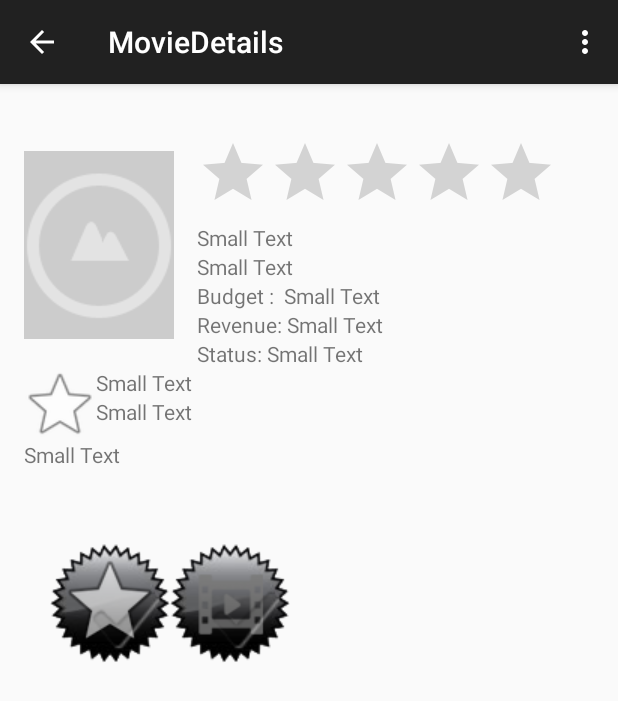
After one commit to AcadGildAcademy/AN-2015FEB05-Ankit-Manglik, an Android app: the MovieDetails screen opened directly, with no data from a screen before it, on a phone screen of 412 x 824 dp. The commit adds this screen. Shown: the top 701 px of the screen. Run offline under Robolectric (Android 15) with nearby library versions, the phone set to English and light mode, and no system bars; 1 statement that could not run was skipped.

Commit message:
Updated for Movie Details

```diff
--- a/AMDB/app/src/main/java/com/afewsomethings/amdb/MainActivity.java
+++ b/AMDB/app/src/main/java/com/afewsomethings/amdb/MainActivity.java
@@ -1,6 +1,7 @@
 package com.afewsomethings.amdb;
 
 import android.app.ProgressDialog;
+import android.content.Intent;
 import android.os.AsyncTask;
 import android.support.v7.app.ActionBarActivity;
 import android.os.Bundle;
@@ -75,6 +76,8 @@ public class MainActivity extends ActionBarActivity {
                 MoviesDB pos = all_movies.get(position);
                 String movieName = pos.getMname();
                 Toast.makeText(getApplicationContext(), movieName, Toast.LENGTH_SHORT).show();
+                Intent intent = new Intent(MainActivity.this,MovieDetails.class);
+                startActivity(intent);
             }
         });
 
--- /dev/null
+++ b/AMDB/app/src/main/java/com/afewsomethings/amdb/MovieDetails.java
@@ -0,0 +1,122 @@
+package com.afewsomethings.amdb;
+
+import android.app.ProgressDialog;
+import android.os.AsyncTask;
+import android.support.v7.app.ActionBarActivity;
+import android.os.Bundle;
+import android.util.Log;
+import android.view.Menu;
+import android.view.MenuItem;
+import android.widget.TextView;
+
+import org.json.JSONException;
+import org.json.JSONObject;
+
+
+public class MovieDetails extends ActionBarActivity {
+    private ProgressDialog pDialog;
+    public final static int GET = 1;
+    private static final String TAG_RESULT = "results";
+    private static final String TAG_TITLE = "original_title";
+    private static final String TAG_ID = "id";
+    private static final String TAG_RELEASEDT = "release_date";
+    private static final String TAG_RATING_AVG= "vote_average";
+    private static final String TAG_POSTER_PATH= "poster_path";
+    TextView movieName,movieRelease,movieRevenue,movieTagline,movieBudget,movieStatus;
+    JSONObject moviesDetails = null;
+    MovieDetailsDB movieD;
+    private static String urlUpcoming =
+            "http://api.themoviedb.org/3/movie/76170?api_key=8496be0b2149805afa458ab8ec27560c";
+    @Override
+    protected void onCreate(Bundle savedInstanceState) {
+        super.onCreate(savedInstanceState);
+        setContentView(R.layout.activity_movie_details);
+        getActionBar();
+        new GetMovies().execute(urlUpcoming);
+        movieName = (TextView)findViewById(R.id.tv_movieNameD);
+        movieName.setText(movieD.getMname());
+
+
+    }
+
+
+    @Override
+    public boolean onCreateOptionsMenu(Menu menu) {
+        // Inflate the menu; this adds items to the action bar if it is present.
+        getMenuInflater().inflate(R.menu.menu_movie_details, menu);
+        return true;
+    }
+
+    @Override
+    public boolean onOptionsItemSelected(MenuItem item) {
+        // Handle action bar item clicks here. The action bar will
+        // automatically handle clicks on the Home/Up button, so long
+        // as you specify a parent activity in AndroidManifest.xml.
+        int id = item.getItemId();
+
+        //noinspection SimplifiableIfStatement
+        if (id == R.id.action_settings) {
+            return true;
+        }
+
+        return super.onOptionsItemSelected(item);
+    }
+
+    private class GetMovies extends AsyncTask<String, Void, Void> {
+
+        @Override
+        protected void onPreExecute() {
+            super.onPreExecute();
+            // Showing progress dialog
+            pDialog = new ProgressDialog(MovieDetails.this);
+            pDialog.setMessage("Please wait...");
+            pDialog.setCancelable(false);
+            pDialog.show();
+
+        }
+
+        protected Void doInBackground(String... arg0) {
+            // Creating service handler class instance
+            HandleJSON sh = new HandleJSON();
+
+            // Making a request to url and getting response
+            String jsonStr = sh.makeServiceCall(arg0[0], HandleJSON.GET);
+
+            Log.d("Response: ", "> " + jsonStr);
+
+            if (jsonStr != null) {
+                try {
+                    moviesDetails = new JSONObject(jsonStr);
+
+                        String id = moviesDetails.getString(TAG_ID);
+                        String name = moviesDetails.getString(TAG_TITLE);
+                        String releaseDate = moviesDetails.getString(TAG_RELEASEDT);
+                        String rating = moviesDetails.getString(TAG_RATING_AVG);
+                        String posterPath = moviesDetails.getString(TAG_POSTER_PATH);
+                        movieD = new MovieDetailsDB();
+
+                        movieD.setmId(id);
+                        movieD.setMname(name);
+                        movieD.setMreleasedate(releaseDate);
+                        movieD.setMvoteavg(rating);
+                        movieD.setMposterpath(posterPath);
+                    } catch (JSONException e) {
+                    e.printStackTrace();
+                }
+
+            } else {
+                Log.e("ServiceHandler", "Couldn't get any data from the url");
+            }
+            return null;
+        }
+        @Override
+        protected void onPostExecute(Void aVoid) {
+            super.onPostExecute(aVoid);
+            pDialog.cancel();
+
+
+        }
+
+
+    }
+}
--- /dev/null
+++ b/AMDB/app/src/main/java/com/afewsomethings/amdb/MovieDetailsDB.java
@@ -0,0 +1,97 @@
+package com.afewsomethings.amdb;
+
+/**
+ * Created by ankit on 12-05-2015.
+ */
+public class MovieDetailsDB {
+    String mname,mreleasedate,mvoteavg,mposterpath,mId,mtagLine,moverView,mrevenue,mStatus;
+
+
+    public MovieDetailsDB(){}
+
+    public MovieDetailsDB(String mId,String mname, String mreleasedate,
+                          String mvoteavg, String mposterpath,String mtagLine,String moverView, String mrevenue,
+    String mStatus){
+        this.mId=mId;
+        this.mname=mname;
+        this.mreleasedate=mreleasedate;
+        this.mvoteavg=mvoteavg;
+        this.mposterpath=mposterpath;
+        this.mtagLine=mtagLine;
+        this.moverView=moverView;
+        this.mrevenue=mrevenue;
+
+    }
+
+    public String getMname() {
+        return mname;
+    }
+
+    public void setMname(String mname) {
+        this.mname = mname;
+    }
+
+    public String getMreleasedate() {
+        return mreleasedate;
+    }
+
+    public void setMreleasedate(String mreleasedate) {
+        this.mreleasedate = mreleasedate;
+    }
+
+    public String getMvoteavg() {
+        return mvoteavg;
+    }
+
+    public void setMvoteavg(String mvoteavg) {
+        this.mvoteavg = mvoteavg;
+    }
+
+    public String getMposterpath() {
+        return mposterpath;
+    }
+
+    public void setMposterpath(String mposterpath) {
+        this.mposterpath = mposterpath;
+    }
+
+    public String getmId() {
+        return mId;
+    }
+
+    public void setmId(String mId) {
+        this.mId = mId;
+    }
+
+    public String getMtagLine() {
+        return mtagLine;
+    }
+
+    public void setMtagLine(String mtagLine) {
+        this.mtagLine = mtagLine;
+    }
+
+    public String getMoverView() {
+        return moverView;
+    }
+
+    public void setMoverView(String moverView) {
+        this.moverView = moverView;
+    }
+
+    public String getMrevenue() {
+        return mrevenue;
+    }
+
+    public void setMrevenue(String mrevenue) {
+        this.mrevenue = mrevenue;
+    }
+
+    public String getmStatus() {
+        return mStatus;
+    }
+
+    public void setmStatus(String mStatus) {
+        this.mStatus = mStatus;
+    }
+}
--- a/AMDB/app/src/main/java/com/afewsomethings/amdb/Myadapter.java
+++ b/AMDB/app/src/main/java/com/afewsomethings/amdb/Myadapter.java
@@ -10,7 +10,6 @@ import android.widget.ImageView;
 import android.widget.RatingBar;
 import android.widget.TextView;
 
-import java.util.ArrayList;
 import java.util.List;
 
 /**
@@ -45,7 +44,7 @@ ImageLoader imageLoader;
                 context.getSystemService(Context.LAYOUT_INFLATER_SERVICE);
 
         View rowView = inflater.inflate(R.layout.movielisting, parent, false);
-        TextView moviewName = (TextView) rowView.findViewById(R.id.tv_movieName);
+        TextView moviewName = (TextView) rowView.findViewById(R.id.tv_movieNameD);
         TextView releaseDate = (TextView) rowView.findViewById(R.id.tv_releasedDate);
         TextView ratingDetails = (TextView) rowView.findViewById(R.id.tv_ratingDetails);
         RatingBar ratingStars = (RatingBar)rowView.findViewById(R.id.ratingBar);
--- /dev/null
+++ b/AMDB/app/src/main/res/layout/activity_movie_details.xml
@@ -0,0 +1,176 @@
+<RelativeLayout xmlns:android="http://schemas.android.com/apk/res/android"
+    xmlns:tools="http://schemas.android.com/tools" android:layout_width="match_parent"
+    android:layout_height="match_parent" android:paddingLeft="@dimen/activity_horizontal_margin"
+    android:paddingRight="@dimen/activity_horizontal_margin"
+    android:paddingTop="@dimen/activity_vertical_margin"
+    android:paddingBottom="@dimen/activity_vertical_margin"
+    tools:context="com.afewsomethings.amdb.MovieDetails"
+    android:id="@+id/movieDetailsScreen">
+
+    <ImageView
+        android:layout_width="wrap_content"
+        android:layout_height="wrap_content"
+        android:id="@+id/imageView"
+        android:src="@drawable/loading_image"
+        android:layout_above="@+id/textView3"
+        android:layout_alignParentLeft="true"
+        android:layout_alignParentStart="true" />
+
+    <TextView
+        android:layout_width="wrap_content"
+        android:layout_height="wrap_content"
+        android:id="@+id/tv_movieNameD"
+        android:layout_alignParentTop="true"
+        android:layout_toRightOf="@+id/imageView"
+        android:layout_toEndOf="@+id/imageView"
+        android:layout_marginLeft="15dp"
+        android:layout_marginStart="15dp" />
+
+    <RatingBar
+        android:layout_width="wrap_content"
+        android:layout_height="wrap_content"
+        android:id="@+id/ratingBarDetail"
+        android:layout_below="@+id/tv_movieNameD"
+        android:layout_alignLeft="@+id/tv_movieNameD"
+        android:layout_alignStart="@+id/tv_movieNameD" />
+
+    <TextView
+        android:layout_width="wrap_content"
+        android:layout_height="wrap_content"
+        android:textAppearance="?android:attr/textAppearanceSmall"
+        android:text="Small Text"
+        android:id="@+id/tv_movieTagLine"
+        android:layout_below="@+id/ratingBarDetail"
+        android:layout_alignLeft="@+id/ratingBarDetail"
+        android:layout_alignStart="@+id/ratingBarDetail" />
+
+    <TextView
+        android:layout_width="wrap_content"
+        android:layout_height="wrap_content"
+        android:textAppearance="?android:attr/textAppearanceSmall"
+        android:text="Small Text"
+        android:id="@+id/tv_releaseDateDS"
+        android:layout_below="@+id/tv_movieTagLine"
+        android:layout_alignLeft="@+id/tv_movieTagLine"
+        android:layout_alignStart="@+id/tv_movieTagLine" />
+
+    <TextView
+        android:layout_width="wrap_content"
+        android:layout_height="wrap_content"
+        android:textAppearance="?android:attr/textAppearanceSmall"
+        android:text="Budget :  "
+        android:id="@+id/textView"
+        android:layout_below="@+id/tv_releaseDateDS"
+        android:layout_toRightOf="@+id/tv_movieNameD"
+        android:layout_toEndOf="@+id/tv_movieNameD" />
+
+    <TextView
+        android:layout_width="wrap_content"
+        android:layout_height="wrap_content"
+        android:textAppearance="?android:attr/textAppearanceSmall"
+        android:text="Revenue: "
+        android:id="@+id/textView2"
+        android:layout_below="@+id/textView"
+        android:layout_toRightOf="@+id/tv_movieNameD"
+        android:layout_toEndOf="@+id/tv_movieNameD" />
+
+    <TextView
+        android:layout_width="wrap_content"
+        android:layout_height="wrap_content"
+        android:textAppearance="?android:attr/textAppearanceSmall"
+        android:text="Status: "
+        android:id="@+id/textView3"
+        android:layout_below="@+id/textView2"
+        android:layout_toRightOf="@+id/tv_movieNameD"
+        android:layout_toEndOf="@+id/tv_movieNameD" />
+
+    <TextView
+        android:layout_width="wrap_content"
+        android:layout_height="wrap_content"
+        android:textAppearance="?android:attr/textAppearanceSmall"
+        android:text="Small Text"
+        android:id="@+id/textView4"
+        android:layout_alignTop="@+id/textView"
+        android:layout_toRightOf="@+id/textView"
+        android:layout_toEndOf="@+id/textView" />
+
+    <TextView
+        android:layout_width="wrap_content"
+        android:layout_height="wrap_content"
+        android:textAppearance="?android:attr/textAppearanceSmall"
+        android:text="Small Text"
+        android:id="@+id/textView5"
+        android:layout_below="@+id/textView4"
+        android:layout_toRightOf="@+id/textView2"
+        android:layout_toEndOf="@+id/textView2" />
+
+    <TextView
+        android:layout_width="wrap_content"
+        android:layout_height="wrap_content"
+        android:textAppearance="?android:attr/textAppearanceSmall"
+        android:text="Small Text"
+        android:id="@+id/textView6"
+        android:layout_below="@+id/textView2"
+        android:layout_toRightOf="@+id/textView3"
+        android:layout_toEndOf="@+id/textView3" />
+
+    <ImageView
+        android:layout_width="wrap_content"
+        android:layout_height="wrap_content"
+        android:id="@+id/imageView3"
+        android:layout_below="@+id/textView3"
+        android:layout_alignParentLeft="true"
+        android:layout_alignParentStart="true"
+        android:src="@drawable/ic_menu_favorite" />
+
+    <TextView
+        android:layout_width="wrap_content"
+        android:layout_height="wrap_content"
+        android:textAppearance="?android:attr/textAppearanceSmall"
+        android:text="Small Text"
+        android:id="@+id/textView7"
+        android:layout_alignTop="@+id/imageView3"
+        android:layout_toRightOf="@+id/imageView3"
+        android:layout_toEndOf="@+id/imageView3" />
+
+    <TextView
+        android:layout_width="wrap_content"
+        android:layout_height="wrap_content"
+        android:textAppearance="?android:attr/textAppearanceSmall"
+        android:text="Small Text"
+        android:id="@+id/textView8"
+        android:layout_below="@+id/textView7"
+        android:layout_toRightOf="@+id/imageView3"
+        android:layout_toEndOf="@+id/imageView3" />
+
+    <TextView
+        android:layout_width="fill_parent"
+        android:layout_height="wrap_content"
+        android:textAppearance="?android:attr/textAppearanceSmall"
+        android:text="Small Text"
+        android:id="@+id/textView9"
+        android:layout_below="@+id/imageView3"
+        android:layout_alignParentLeft="true"
+        android:layout_alignParentStart="true" />
+
+    <ImageView
+        android:layout_width="wrap_content"
+        android:layout_height="wrap_content"
+        android:id="@+id/imageView4"
+        android:layout_below="@+id/textView9"
+        android:layout_alignParentLeft="true"
+        android:layout_alignParentStart="true"
+        android:layout_marginLeft="17dp"
+        android:layout_marginStart="17dp"
+        android:layout_marginTop="49dp"
+        android:src="@drawable/favorite_disable_normal" />
+
+    <ImageView
+        android:layout_width="wrap_content"
+        android:layout_height="wrap_content"
+        android:id="@+id/imageView5"
+        android:layout_alignBottom="@+id/imageView4"
+        android:layout_toRightOf="@+id/imageView4"
+        android:layout_toEndOf="@+id/imageView4"
+        android:src="@drawable/watchlist_disable_normal" />
+</RelativeLayout>
--- a/AMDB/app/src/main/res/layout/movielisting.xml
+++ b/AMDB/app/src/main/res/layout/movielisting.xml
@@ -7,7 +7,7 @@
         android:layout_height="wrap_content"
         android:id="@+id/iv_movieposter"
         android:src="@drawable/ic_launcher"
-        android:layout_alignTop="@+id/tv_movieName"
+        android:layout_alignTop="@+id/tv_movieNameD"
         android:layout_alignParentLeft="true"
         android:layout_alignParentStart="true" />
 
@@ -15,7 +15,7 @@
         android:layout_width="wrap_content"
         android:layout_height="wrap_content"
         android:text="Movie Name"
-        android:id="@+id/tv_movieName"
+        android:id="@+id/tv_movieNameD"
         android:layout_alignParentTop="true"
         android:layout_toRightOf="@+id/iv_movieposter"
         android:layout_toEndOf="@+id/iv_movieposter"
@@ -26,7 +26,7 @@
         android:layout_height="wrap_content"
         android:text="Released On:"
         android:id="@+id/tv_releasedOn"
-        android:layout_below="@+id/tv_movieName"
+        android:layout_below="@+id/tv_movieNameD"
         android:layout_toRightOf="@+id/iv_movieposter"
         android:layout_toEndOf="@+id/iv_movieposter" />
 
--- /dev/null
+++ b/AMDB/app/src/main/res/menu/menu_movie_details.xml
@@ -0,0 +1,7 @@
+<menu xmlns:android="http://schemas.android.com/apk/res/android"
+    xmlns:app="http://schemas.android.com/apk/res-auto"
+    xmlns:tools="http://schemas.android.com/tools"
+    tools:context="com.afewsomethings.amdb.MovieDetails">
+    <item android:id="@+id/action_settings" android:title="@string/action_settings"
+        android:orderInCategory="100" app:showAsAction="never" />
+</menu>
--- a/AMDB/app/src/main/res/values/strings.xml
+++ b/AMDB/app/src/main/res/values/strings.xml
@@ -3,4 +3,5 @@
 
     <string name="hello_world">Hello world!</string>
     <string name="action_settings">Settings</string>
+    <string name="title_activity_movie_details">MovieDetails</string>
 </resources>
```
Also changed, not shown: AMDB/app/src/main/AndroidManifest.xml (+12 -1 lines), 2 other files.
